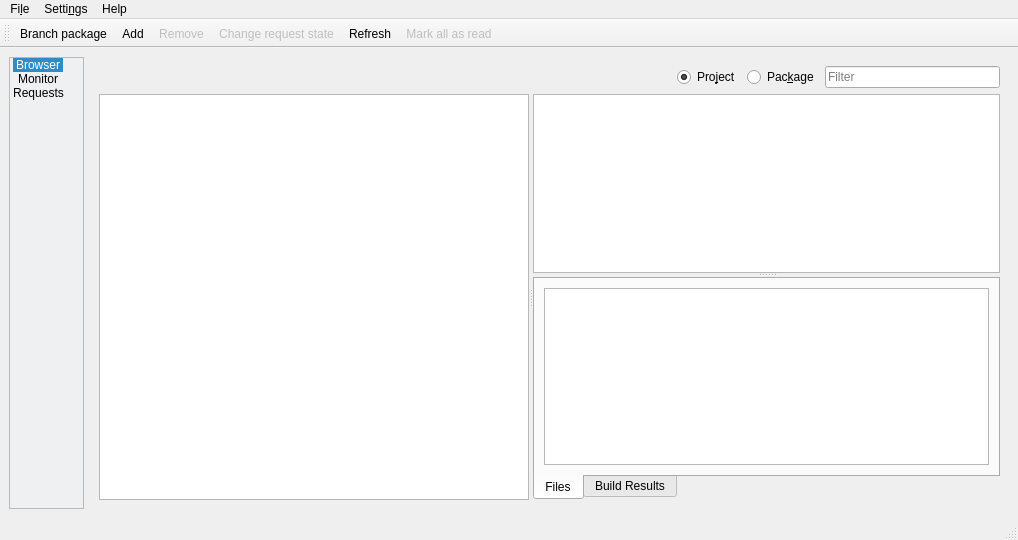
javierllorente/qactus, file src/gui/mainwindow.ui: the form before one commit.
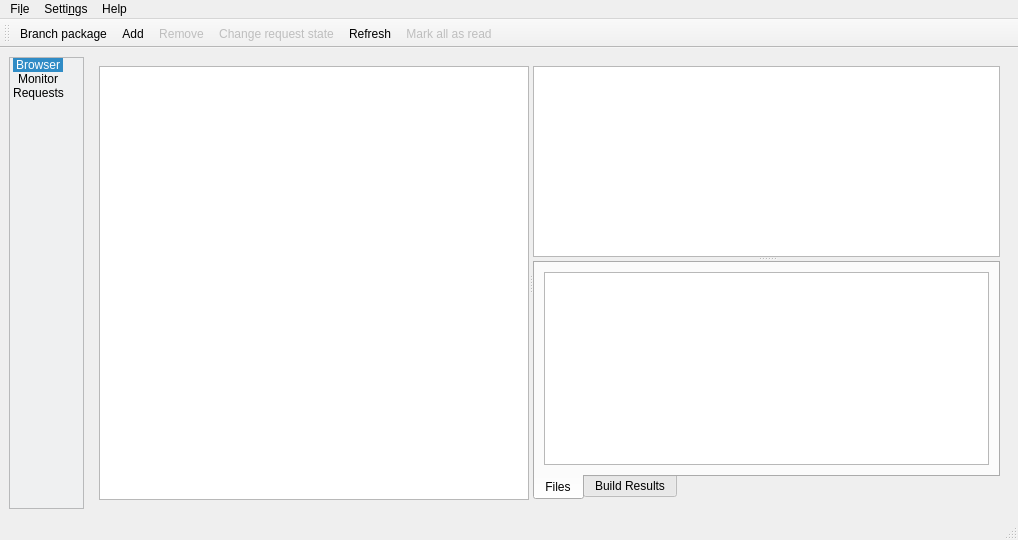
The form after the commit. Icons and pictures are not drawn. Custom widgets are drawn as their Qt base class.

Commit message: - Replace MainWindow's filter with BrowserFilter

```diff
--- a/src/gui/mainwindow.ui
+++ b/src/gui/mainwindow.ui
@@ -96,71 +96,6 @@
       </property>
       <widget class="QWidget" name="browserPage">
        <layout class="QVBoxLayout" name="verticalLayout_7">
-        <item>
-         <layout class="QHBoxLayout" name="horizontalLayout">
-          <item>
-           <spacer name="horizontalSpacer">
-            <property name="orientation">
-             <enum>Qt::Horizontal</enum>
-            </property>
-            <property name="sizeHint" stdset="0">
-             <size>
-              <width>40</width>
-              <height>20</height>
-             </size>
-            </property>
-           </spacer>
-          </item>
-          <item>
-           <widget class="QRadioButton" name="radioButtonProject">
-            <property name="sizePolicy">
-             <sizepolicy hsizetype="Fixed" vsizetype="Fixed">
-              <horstretch>0</horstretch>
-              <verstretch>0</verstretch>
-             </sizepolicy>
-            </property>
-            <property name="text">
-             <string>Pro&amp;ject</string>
-            </property>
-            <property name="checked">
-             <bool>true</bool>
-            </property>
-           </widget>
-          </item>
-          <item>
-           <widget class="QRadioButton" name="radioButtonPackages">
-            <property name="text">
-             <string>Pac&amp;kage</string>
-            </property>
-           </widget>
-          </item>
-          <item>
-           <widget class="QLineEdit" name="lineEditFilter">
-            <property name="sizePolicy">
-             <sizepolicy hsizetype="Fixed" vsizetype="Fixed">
-              <horstretch>0</horstretch>
-              <verstretch>0</verstretch>
-             </sizepolicy>
-            </property>
-            <property name="minimumSize">
-             <size>
-              <width>175</width>
-              <height>0</height>
-             </size>
-            </property>
-            <property name="alignment">
-             <set>Qt::AlignLeading|Qt::AlignLeft|Qt::AlignVCenter</set>
-            </property>
-            <property name="placeholderText">
-             <string>Filter</string>
-            </property>
-            <property name="clearButtonEnabled">
-             <bool>true</bool>
-            </property>
-           </widget>
-          </item>
-         </layout>
-        </item>
         <item>
          <widget class="QSplitter" name="hSplitterBrowser">
           <property name="orientation">
```
Left out of the diff: 30 changed lines with no effect on the pictures. The commit also changes 2 other files.
